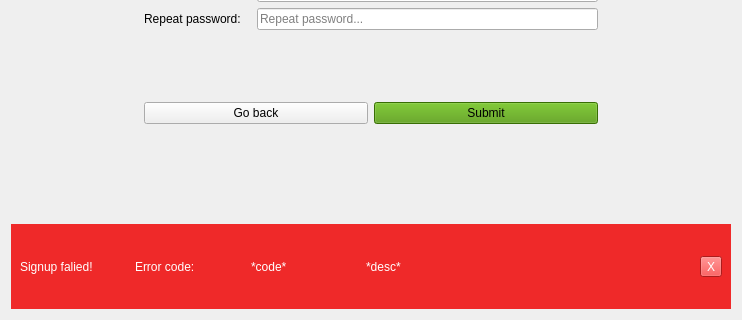
Above: src/Client/View/SignupPage/SignupPage.ui from iodream/Spend-Note before the change; both pictures show x 0 to 742 and y 303 to 623 of the 742 by 623 pixel window. Below: the same form after it.
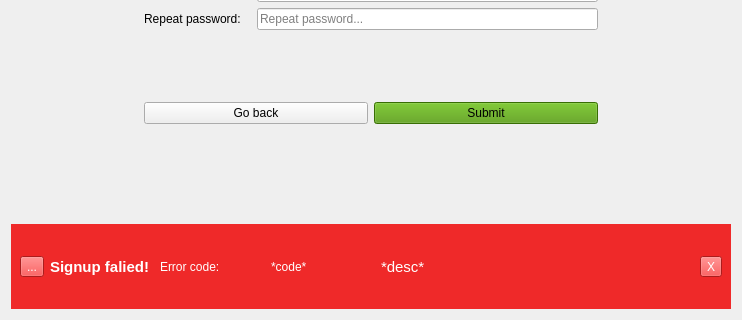
That is the form after the change. Icons and pictures are not drawn.

```diff
--- a/src/Client/View/SignupPage/SignupPage.ui
+++ b/src/Client/View/SignupPage/SignupPage.ui
@@ -74,7 +74,24 @@
        </spacer>
       </item>
       <item>
-       <layout class="QHBoxLayout" name="horizontalLayout_2" stretch="1,1,1,3,0">
+       <layout class="QHBoxLayout" name="horizontalLayout_2" stretch="0,1,1,1,3,0">
+        <item>
+         <widget class="QToolButton" name="toolButton">
+          <property name="text">
+           <string>...</string>
+          </property>
+          <property name="icon">
+           <iconset resource="../../resources.qrc">
+            <normaloff>:/Icons/Icons/warning.png</normaloff>:/Icons/Icons/warning.png</iconset>
+          </property>
+          <property name="iconSize">
+           <size>
+            <width>26</width>
+            <height>33</height>
+           </size>
+          </property>
+         </widget>
+        </item>
         <item>
          <widget class="QLabel" name="label">
           <property name="sizePolicy">
@@ -83,6 +100,12 @@
             <verstretch>0</verstretch>
            </sizepolicy>
           </property>
+          <property name="font">
+           <font>
+            <pointsize>11</pointsize>
+            <bold>true</bold>
+           </font>
+          </property>
           <property name="text">
            <string>Signup falied!</string>
           </property>
@@ -96,6 +119,11 @@
             <verstretch>0</verstretch>
            </sizepolicy>
           </property>
+          <property name="font">
+           <font>
+            <pointsize>9</pointsize>
+           </font>
+          </property>
           <property name="text">
            <string>Error code:</string>
           </property>
@@ -103,6 +131,11 @@
         </item>
         <item>
          <widget class="QLabel" name="ErrorCodeLabel">
+          <property name="font">
+           <font>
+            <pointsize>9</pointsize>
+           </font>
+          </property>
           <property name="text">
            <string>*code*</string>
           </property>
@@ -110,6 +143,11 @@
         </item>
         <item>
          <widget class="QLabel" name="ErrorDescriptionLabel">
+          <property name="font">
+           <font>
+            <pointsize>11</pointsize>
+           </font>
+          </property>
           <property name="text">
            <string>*desc*</string>
           </property>
```
Left out of the diff: 12 changed lines with no effect on the pictures.
